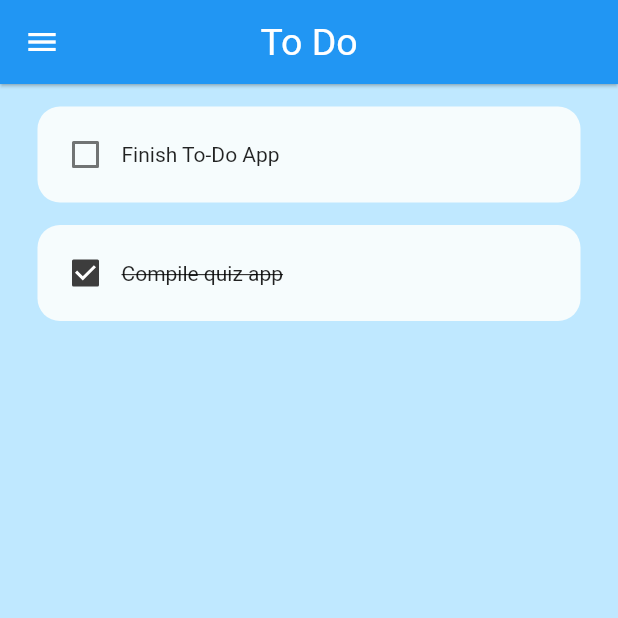
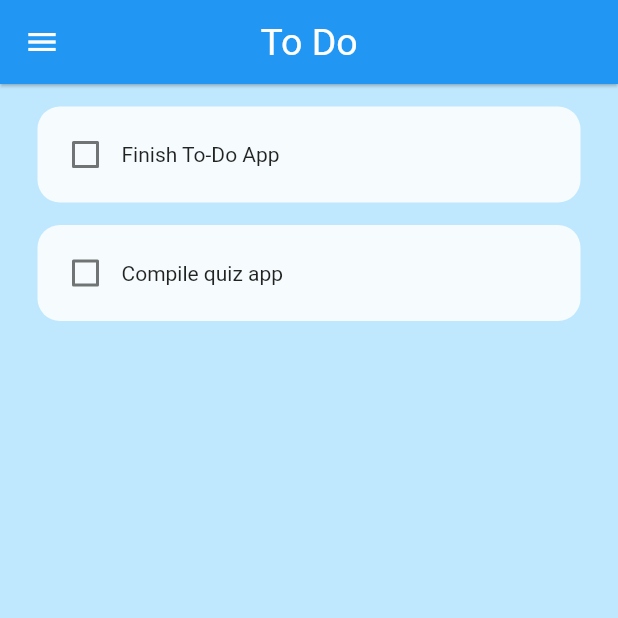
Before and after one commit to riyad671/todo_app, a Flutter app: the screen it shows after launch, on a phone screen of 412 x 824 dp, the top half of it. Run offline on Flutter 3.47's test engine with Material 2 defaults, Android fonts, the phone set to English and light mode, and no system bars.

Commit message:
Ignore this

```diff
--- a/lib/screen/home_screen.dart
+++ b/lib/screen/home_screen.dart
@@ -14,7 +14,7 @@ class _HomeScreenState extends State<HomeScreen> {
   // List of To-Do task
   List toDoList = [
     ['Finish To-Do App', false],
-    ['Compile quiz app', true],
+    ['Compile quiz app', false],
   ];
   // Checkbox was taped
   void checkBoxChanged(bool? value, int index) {
```
